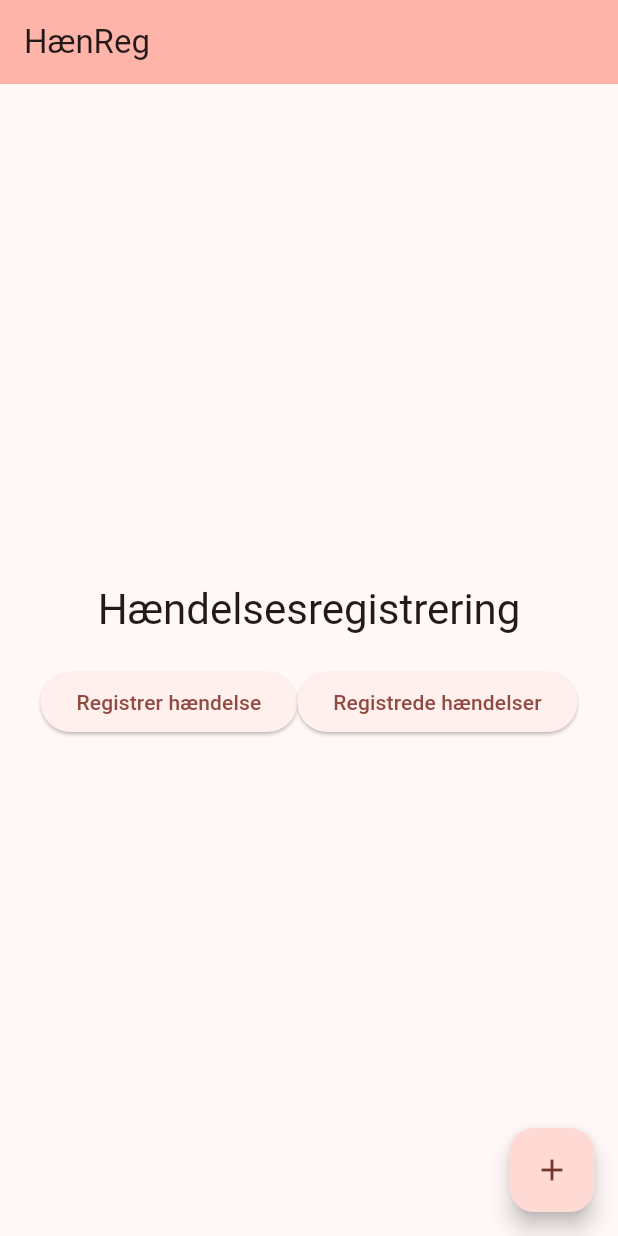
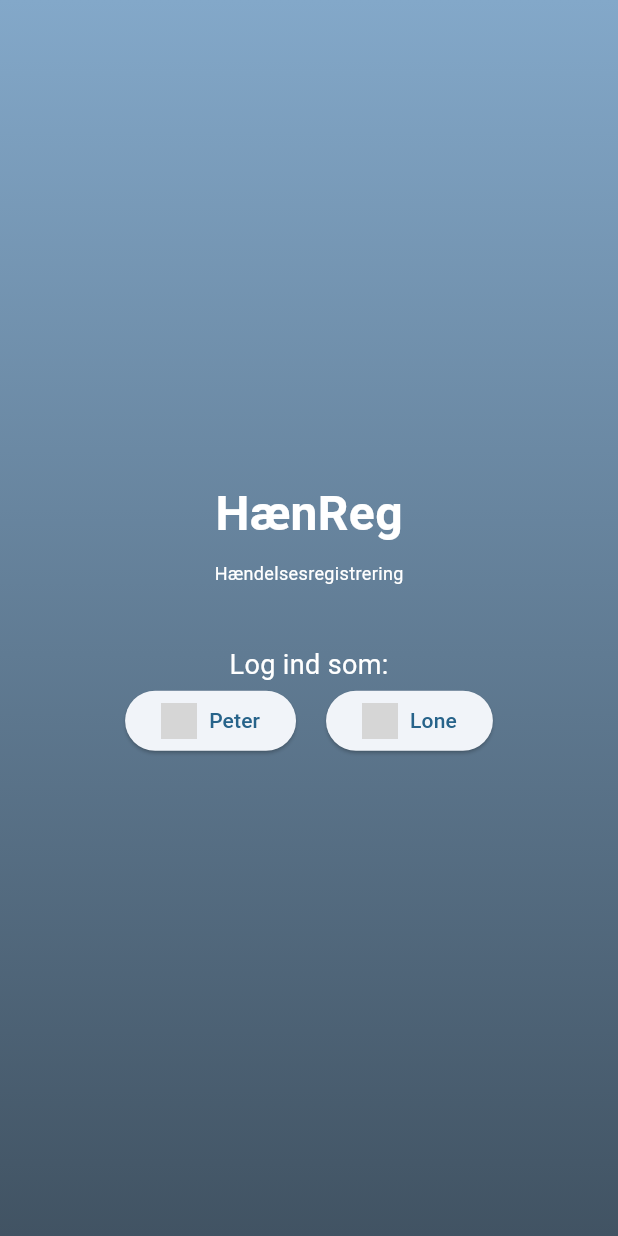
Before and after one commit to haenreg/haenreg_mobile, a Flutter app: the screen it shows after launch, on a phone screen of 412 x 824 dp. Run offline on Flutter 3.47's test engine with Material 3 defaults, Android fonts, the phone set to English and light mode, and no system bars; grey boxes are pictures that could not be loaded.

Commit message:
Design and added homepage
Added homepage and login page design

```diff
--- a/lib/main.dart
+++ b/lib/main.dart
@@ -1,6 +1,5 @@
 import 'package:flutter/material.dart';
-import 'package:haenreg_mobile/pages/registration-page.dart';
-import 'package:haenreg_mobile/pages/update-page.dart';
+import 'package:haenreg_mobile/pages/main-page.dart';
 
 void main() {
   runApp(const MyApp());
@@ -13,7 +12,7 @@ class MyApp extends StatelessWidget {
   @override
   Widget build(BuildContext context) {
     return MaterialApp(
-      title: 'HænReg',
+      title: 'Hænreg',
       theme: ThemeData(
         // This is the theme of your application.
         //
@@ -30,123 +29,91 @@ class MyApp extends StatelessWidget {
         //
         // This works for code too, not just values: Most code changes can be
         // tested with just a hot reload.
-        colorScheme: ColorScheme.fromSeed(seedColor: Colors.red),
+        colorScheme: ColorScheme.fromSeed(seedColor: Colors.lightBlue),
         useMaterial3: true,
       ),
-      home: const MyHomePage(title: 'HænReg'),
+  home: const LoginScreen(),
     );
   }
 }
 
-class MyHomePage extends StatefulWidget {
-  const MyHomePage({super.key, required this.title});
-
-  // This widget is the home page of your application. It is stateful, meaning
-  // that it has a State object (defined below) that contains fields that affect
-  // how it looks.
-
-  // This class is the configuration for the state. It holds the values (in this
-  // case the title) provided by the parent (in this case the App widget) and
-  // used by the build method of the State. Fields in a Widget subclass are
-  // always marked "final".
-
-  final String title;
-
-  @override
-  State<MyHomePage> createState() => _MyHomePageState();
-}
-
-class _MyHomePageState extends State<MyHomePage> {
-  int _counter = 0;
-
-  void _incrementCounter() {
-    setState(() {
-      // This call to setState tells the Flutter framework that something has
-      // changed in this State, which causes it to rerun the build method below
-      // so that the display can reflect the updated values. If we changed
-      // _counter without calling setState(), then the build method would not be
-      // called again, and so nothing would appear to happen.
-      _counter++;
-    });
-  }
-
-  void _navigateToRegistrationPage(BuildContext context) {
-    Navigator.push(
-      context,
-      MaterialPageRoute(builder: (context) => RegistrationPage()),
-    );
-  }
-
-  void _navigateToUpdatePage(BuildContext context) {
-    Navigator.push(
-      context,
-      MaterialPageRoute(builder: (context) => UpdatePage()),
-    );
-  }
+class LoginScreen extends StatelessWidget {
+  const LoginScreen({super.key});
 
 @override
   Widget build(BuildContext context) {
-    // This method is rerun every time setState is called, for instance as done
-    // by the _incrementCounter method above.
-    //
-    // The Flutter framework has been optimized to make rerunning build methods
-    // fast, so that you can just rebuild anything that needs updating rather
-    // than having to individually change instances of widgets.
     return Scaffold(
-      appBar: AppBar(
-        // TRY THIS: Try changing the color here to a specific color (to
-        // Colors.amber, perhaps?) and trigger a hot reload to see the AppBar
-        // change color while the other colors stay the same.
-        backgroundColor: Theme.of(context).colorScheme.inversePrimary,
-        // Here we take the value from the MyHomePage object that was created by
-        // the App.build method, and use it to set our appbar title.
-        title: Text(widget.title),
+      body: Container(
+         decoration: const BoxDecoration(
+          gradient: LinearGradient(
+            colors:[ Color(0xFF83A8C9), Color(0xFF415363)],
+            begin: Alignment.topCenter,
+            end: Alignment.bottomCenter,
           ),
-      body: Center(
-        // Center is a layout widget. It takes a single child and positions it
-        // in the middle of the parent.
+         ),
         child: Column(
-          // Column is also a layout widget. It takes a list of children and
-          // arranges them vertically. By default, it sizes itself to fit its
-          // children horizontally, and tries to be as tall as its parent.
-          //
-          // Column has various properties to control how it sizes itself and
-          // how it positions its children. Here we use mainAxisAlignment to
-          // center the children vertically; the main axis here is the vertical
-          // axis because Columns are vertical (the cross axis would be
-          // horizontal).
-          //
-          // TRY THIS: Invoke "debug painting" (choose the "Toggle Debug Paint"
-          // action in the IDE, or press "p" in the console), to see the
-          // wireframe for each widget.
           mainAxisAlignment: MainAxisAlignment.center,
           children: <Widget>[
-            Text(
+            const Text(
+              'HænReg',
+              style: TextStyle(fontSize: 32, fontWeight: FontWeight.bold, color: Color.fromARGB(255, 255, 255, 255)),
+            ),
+            const SizedBox(height: 8),
+            const Text(
               'Hændelsesregistrering',
-              style: Theme.of(context).textTheme.headlineMedium,
+              style: TextStyle(fontSize: 12, color: Color.fromARGB(255, 255, 255, 255)),
             ),
-            SizedBox(height: 20),
+            const SizedBox(height: 40),
+             const Text(
+              'Log ind som:',
+              style: TextStyle(fontSize: 18, color: Color.fromARGB(255, 255, 255, 255)),
+            ),
             Row(
               mainAxisAlignment: MainAxisAlignment.center,
+              children: <Widget>[
+                ElevatedButton(
+                  onPressed: () {
+                     Navigator.push(
+                      context,
+                      MaterialPageRoute(builder: (context) => const HomePage()),
+                    );
+                    print('Peter loggede ind');
+                  },
+                 child: Row(
                       children: [
+                        Image.asset('assets/images/peter.png',
+                          height: 24,
+                          width: 24,
+                        ),
+                        const SizedBox(width: 8),
+                        const Text('Peter'),
+                      ],
+                    ),
+                ),
+
+                const SizedBox(width: 20),
                 ElevatedButton(
-              onPressed: () => _navigateToRegistrationPage(context),
-              child: Text('Registrer hændelse'),
+                  onPressed: () {
+                    // Tilføj tilmeld logik her
+                    print('Lone vil logge ind');
+                  },
+                  child: Row(
+                      children: [
+                        Image.asset('assets/images/lone.png',
+                          height: 24,
+                          width: 24,
                         ),
-            ElevatedButton(
-              onPressed: () => _navigateToUpdatePage(context),
-              child: Text('Registrede hændelser'),
+                        const SizedBox(width: 8),
+                        const Text('Lone'),
+                      ],
                     ),
+                ),
+
               ],
             ),
           ],
         ),
       ),
-      floatingActionButton: FloatingActionButton(
-        onPressed: _incrementCounter,
-        tooltip: 'Increment',
-        child: const Icon(Icons.add),
-      ), // This trailing comma makes auto-formatting nicer for build methods.
     );
   }
 }
--- a/pubspec.yaml
+++ b/pubspec.yaml
@@ -59,10 +59,8 @@ flutter:
   uses-material-design: true
 
   # To add assets to your application, add an assets section, like this:
-  # assets:
-  #   - images/a_dot_burr.jpeg
-  #   - images/a_dot_ham.jpeg
-
+  assets:
+    - assets/images/
   # An image asset can refer to one or more resolution-specific "variants", see
   # https://flutter.dev/to/resolution-aware-images
 
```
Also changed, not shown: lib/pages/main-page.dart (added, +108 -0 lines). Lines whose indentation alone changed are shown as unchanged.
